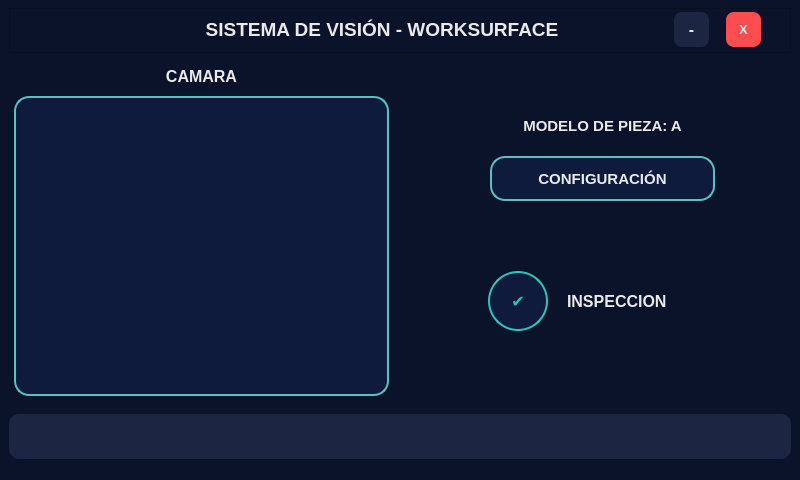
First picture: the form in ui/main_window.ui, repository hectorleyvaj-ops/vision-sensor, before the edit.
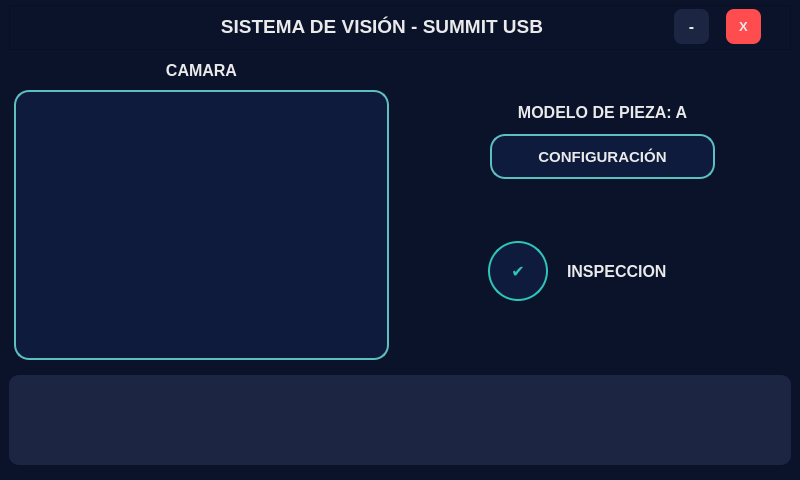
Second picture: the form after the edit. Custom widgets are drawn as their Qt base class.

```diff
--- a/ui/main_window.ui
+++ b/ui/main_window.ui
@@ -120,6 +120,7 @@
           <font>
            <pointsize>14</pointsize>
            <weight>75</weight>
+           <italic>false</italic>
            <bold>true</bold>
           </font>
          </property>
@@ -128,7 +129,7 @@
 background-color: transparent;</string>
          </property>
          <property name="text">
-          <string>SISTEMA DE VISIÓN - WORKSURFACE</string>
+          <string>SISTEMA DE VISIÓN - SUMMIT USB</string>
          </property>
          <property name="alignment">
           <set>Qt::AlignCenter</set>
@@ -369,7 +370,7 @@
             </property>
             <property name="font">
              <font>
-              <pointsize>11</pointsize>
+              <pointsize>12</pointsize>
               <weight>75</weight>
               <bold>true</bold>
              </font>
@@ -558,13 +559,13 @@
       <property name="minimumSize">
        <size>
         <width>780</width>
-        <height>40</height>
+        <height>90</height>
        </size>
       </property>
       <property name="maximumSize">
        <size>
         <width>800</width>
-        <height>45</height>
+        <height>90</height>
        </size>
       </property>
       <property name="font">
@@ -597,13 +598,13 @@
          <property name="minimumSize">
           <size>
            <width>750</width>
-           <height>30</height>
+           <height>80</height>
           </size>
          </property>
          <property name="maximumSize">
           <size>
            <width>800</width>
-           <height>30</height>
+           <height>80</height>
           </size>
          </property>
          <property name="font">
```
